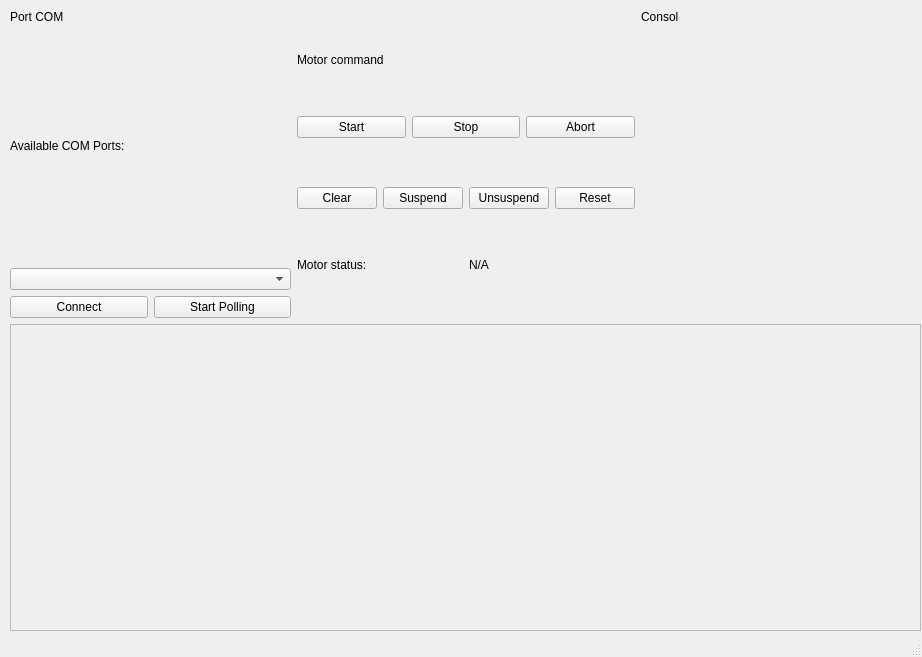
Above: front/main_window.ui from equium-energy/power_electronic_controler_HMI before the change. Below: the same form after it.
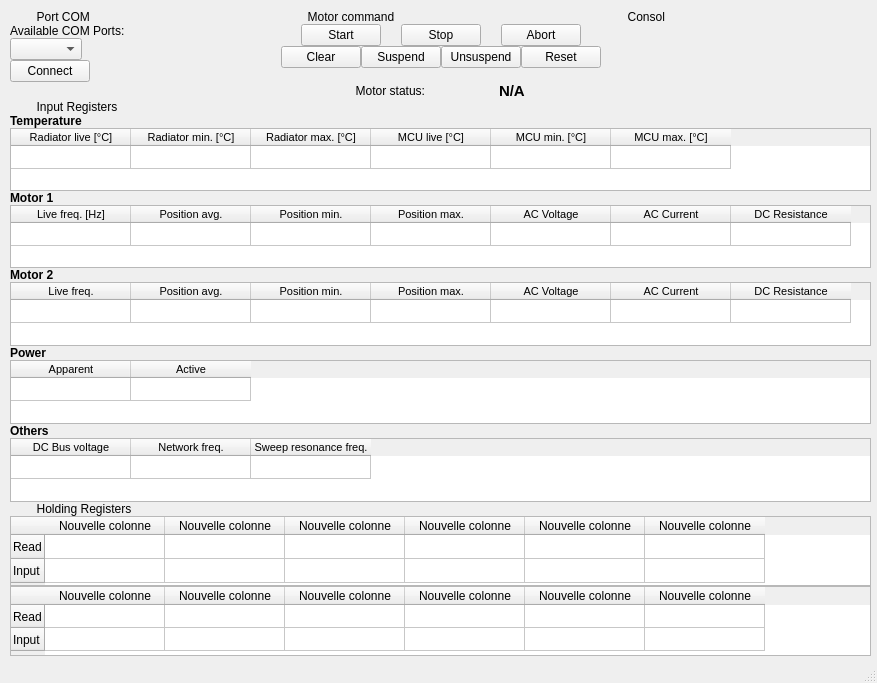
That is the form after the change.

Commit message: :art: Add Input Registers to the front

The edit to the form file:
```diff
--- a/front/main_window.ui
+++ b/front/main_window.ui
@@ -6,8 +6,8 @@
    <rect>
     <x>0</x>
     <y>0</y>
-    <width>922</width>
-    <height>657</height>
+    <width>877</width>
+    <height>683</height>
    </rect>
   </property>
   <property name="windowTitle">
@@ -19,55 +19,93 @@
      <rect>
       <x>10</x>
       <y>10</y>
-      <width>911</width>
-      <height>621</height>
+      <width>861</width>
+      <height>646</height>
      </rect>
     </property>
     <layout class="QVBoxLayout" name="verticalLayout">
+     <property name="spacing">
+      <number>0</number>
+     </property>
      <item>
       <layout class="QHBoxLayout" name="horizontalLayout">
+       <property name="spacing">
+        <number>0</number>
+       </property>
        <item>
         <layout class="QVBoxLayout" name="verticalLayout_2">
+         <property name="spacing">
+          <number>0</number>
+         </property>
+         <property name="sizeConstraint">
+          <enum>QLayout::SizeConstraint::SetMaximumSize</enum>
+         </property>
          <item>
           <widget class="QLabel" name="label">
            <property name="sizePolicy">
-            <sizepolicy hsizetype="Preferred" vsizetype="Maximum">
+            <sizepolicy hsizetype="Maximum" vsizetype="Maximum">
              <horstretch>0</horstretch>
              <verstretch>0</verstretch>
             </sizepolicy>
            </property>
+           <property name="font">
+            <font>
+             <underline>false</underline>
+            </font>
+           </property>
            <property name="text">
-            <string>Port COM</string>
+            <string>        Port COM</string>
            </property>
           </widget>
          </item>
          <item>
           <widget class="QLabel" name="label_2">
+           <property name="sizePolicy">
+            <sizepolicy hsizetype="Maximum" vsizetype="Maximum">
+             <horstretch>0</horstretch>
+             <verstretch>0</verstretch>
+            </sizepolicy>
+           </property>
            <property name="text">
             <string>Available COM Ports:</string>
            </property>
           </widget>
          </item>
          <item>
-          <widget class="QComboBox" name="comboBox_ComPorts"/>
+          <widget class="QComboBox" name="comboBox_ComPorts">
+           <property name="sizePolicy">
+            <sizepolicy hsizetype="Maximum" vsizetype="Fixed">
+             <horstretch>0</horstretch>
+             <verstretch>0</verstretch>
+            </sizepolicy>
+           </property>
+          </widget>
          </item>
          <item>
-          <layout class="QHBoxLayout" name="horizontalLayout_4">
-           <item>
-            <widget class="QPushButton" name="pushButton_conncet">
-             <property name="text">
-              <string>Connect</string>
-             </property>
-            </widget>
-           </item>
-           <item>
-            <widget class="QPushButton" name="pushButton_startPolling">
-             <property name="text">
-              <string>Start Polling</string>
-             </property>
-            </widget>
-           </item>
-          </layout>
+          <widget class="QPushButton" name="pushButton_conncet">
+           <property name="sizePolicy">
+            <sizepolicy hsizetype="Maximum" vsizetype="Maximum">
+             <horstretch>0</horstretch>
+             <verstretch>0</verstretch>
+            </sizepolicy>
+           </property>
+           <property name="text">
+            <string>Connect</string>
+           </property>
+          </widget>
+         </item>
+         <item>
+          <widget class="QLabel" name="label_13">
+           <property name="sizePolicy">
+            <sizepolicy hsizetype="Preferred" vsizetype="Maximum">
+             <horstretch>0</horstretch>
+             <verstretch>0</verstretch>
+            </sizepolicy>
+           </property>
+           <property name="text">
+            <string/>
+           </property>
+          </widget>
          </item>
         </layout>
        </item>
@@ -76,13 +114,18 @@
          <item>
           <widget class="QLabel" name="label_5">
            <property name="sizePolicy">
-            <sizepolicy hsizetype="Preferred" vsizetype="Maximum">
+            <sizepolicy hsizetype="Maximum" vsizetype="Maximum">
              <horstretch>0</horstretch>
              <verstretch>0</verstretch>
             </sizepolicy>
            </property>
+           <property name="font">
+            <font>
+             <underline>false</underline>
+            </font>
+           </property>
            <property name="text">
-            <string>Motor command</string>
+            <string>        Motor command</string>
            </property>
           </widget>
          </item>
@@ -90,6 +133,12 @@
           <layout class="QHBoxLayout" name="horizontalLayout_6">
            <item>
             <widget class="QPushButton" name="pushButton_start">
+             <property name="sizePolicy">
+              <sizepolicy hsizetype="Maximum" vsizetype="Fixed">
+               <horstretch>0</horstretch>
+               <verstretch>0</verstretch>
+              </sizepolicy>
+             </property>
              <property name="text">
               <string>Start</string>
              </property>
@@ -97,6 +146,12 @@
            </item>
            <item>
             <widget class="QPushButton" name="pushButton_stop">
+             <property name="sizePolicy">
+              <sizepolicy hsizetype="Maximum" vsizetype="Fixed">
+               <horstretch>0</horstretch>
+               <verstretch>0</verstretch>
+              </sizepolicy>
+             </property>
              <property name="text">
               <string>Stop</string>
              </property>
@@ -104,6 +159,12 @@
            </item>
            <item>
             <widget class="QPushButton" name="pushButton_abort">
+             <property name="sizePolicy">
+              <sizepolicy hsizetype="Maximum" vsizetype="Fixed">
+               <horstretch>0</horstretch>
+               <verstretch>0</verstretch>
+              </sizepolicy>
+             </property>
              <property name="text">
               <string>Abort</string>
              </property>
@@ -115,6 +176,12 @@
           <layout class="QHBoxLayout" name="horizontalLayout_7">
            <item>
             <widget class="QPushButton" name="pushButton_clear">
+             <property name="sizePolicy">
+              <sizepolicy hsizetype="Maximum" vsizetype="Fixed">
+               <horstretch>0</horstretch>
+               <verstretch>0</verstretch>
+              </sizepolicy>
+             </property>
              <property name="text">
               <string>Clear</string>
              </property>
@@ -122,6 +189,12 @@
            </item>
            <item>
             <widget class="QPushButton" name="pushButton_suspend">
+             <property name="sizePolicy">
+              <sizepolicy hsizetype="Maximum" vsizetype="Fixed">
+               <horstretch>0</horstretch>
+               <verstretch>0</verstretch>
+              </sizepolicy>
+             </property>
              <property name="text">
               <string>Suspend</string>
              </property>
@@ -129,6 +202,12 @@
            </item>
            <item>
             <widget class="QPushButton" name="pushButton_unsuspend">
+             <property name="sizePolicy">
+              <sizepolicy hsizetype="Maximum" vsizetype="Fixed">
+               <horstretch>0</horstretch>
+               <verstretch>0</verstretch>
+              </sizepolicy>
+             </property>
              <property name="text">
               <string>Unsuspend</string>
              </property>
@@ -136,6 +215,12 @@
            </item>
            <item>
             <widget class="QPushButton" name="pushButton_reset">
+             <property name="sizePolicy">
+              <sizepolicy hsizetype="Maximum" vsizetype="Fixed">
+               <horstretch>0</horstretch>
+               <verstretch>0</verstretch>
+              </sizepolicy>
+             </property>
              <property name="text">
               <string>Reset</string>
              </property>
@@ -143,12 +228,25 @@
            </item>
           </layout>
          </item>
+         <item>
+          <widget class="QLabel" name="label_14">
+           <property name="sizePolicy">
+            <sizepolicy hsizetype="Preferred" vsizetype="Maximum">
+             <horstretch>0</horstretch>
+             <verstretch>0</verstretch>
+            </sizepolicy>
+           </property>
+           <property name="text">
+            <string/>
+           </property>
+          </widget>
+         </item>
          <item>
           <layout class="QHBoxLayout" name="horizontalLayout_5">
            <item>
             <widget class="QLabel" name="label_6">
              <property name="sizePolicy">
-              <sizepolicy hsizetype="Preferred" vsizetype="Maximum">
+              <sizepolicy hsizetype="Maximum" vsizetype="Minimum">
                <horstretch>0</horstretch>
                <verstretch>0</verstretch>
               </sizepolicy>
@@ -156,16 +254,25 @@
              <property name="text">
               <string>Motor status:</string>
              </property>
+             <property name="alignment">
+              <set>Qt::AlignmentFlag::AlignRight|Qt::AlignmentFlag::AlignTrailing|Qt::AlignmentFlag::AlignVCenter</set>
+             </property>
             </widget>
            </item>
            <item>
             <widget class="QLabel" name="label_motStatus">
              <property name="sizePolicy">
-              <sizepolicy hsizetype="Preferred" vsizetype="Maximum">
+              <sizepolicy hsizetype="Maximum" vsizetype="Minimum">
                <horstretch>0</horstretch>
                <verstretch>0</verstretch>
               </sizepolicy>
              </property>
+             <property name="font">
+              <font>
+               <pointsize>11</pointsize>
+               <bold>true</bold>
+              </font>
+             </property>
              <property name="text">
               <string>N/A</string>
              </property>
@@ -185,13 +292,24 @@
              <verstretch>0</verstretch>
             </sizepolicy>
            </property>
+           <property name="font">
+            <font>
+             <underline>false</underline>
+            </font>
+           </property>
            <property name="text">
-            <string>Consol</string>
+            <string>        Consol</string>
            </property>
           </widget>
          </item>
          <item>
           <widget class="QLabel" name="label_consol">
+           <property name="sizePolicy">
+            <sizepolicy hsizetype="Preferred" vsizetype="Minimum">
+             <horstretch>0</horstretch>
+             <verstretch>0</verstretch>
+            </sizepolicy>
+           </property>
            <property name="text">
             <string/>
            </property>
@@ -203,25 +321,566 @@
      </item>
      <item>
       <layout class="QHBoxLayout" name="horizontalLayout_2">
+       <property name="spacing">
+        <number>0</number>
+       </property>
        <item>
-        <layout class="QVBoxLayout" name="verticalLayout_5"/>
+        <layout class="QVBoxLayout" name="verticalLayout_5">
+         <property name="spacing">
+          <number>0</number>
+         </property>
+         <item>
+          <widget class="QLabel" name="label_4">
+           <property name="sizePolicy">
+            <sizepolicy hsizetype="Preferred" vsizetype="Maximum">
+             <horstretch>0</horstretch>
+             <verstretch>0</verstretch>
+            </sizepolicy>
+           </property>
+           <property name="font">
+            <font>
+             <underline>false</underline>
+            </font>
+           </property>
+           <property name="text">
+            <string>        Input Registers</string>
+           </property>
+          </widget>
+         </item>
+         <item>
+          <widget class="QLabel" name="label_7">
+           <property name="font">
+            <font>
+             <bold>true</bold>
+            </font>
+           </property>
+           <property name="text">
+            <string>Temperature</string>
+           </property>
+           <property name="margin">
+            <number>0</number>
+           </property>
+          </widget>
+         </item>
+         <item>
+          <widget class="QTableWidget" name="table_temp">
+           <property name="sizePolicy">
+            <sizepolicy hsizetype="Expanding" vsizetype="Maximum">
+             <horstretch>0</horstretch>
+             <verstretch>0</verstretch>
+            </sizepolicy>
+           </property>
+           <property name="font">
+            <font>
+             <pointsize>8</pointsize>
+            </font>
+           </property>
+           <property name="verticalScrollBarPolicy">
+            <enum>Qt::ScrollBarPolicy::ScrollBarAlwaysOff</enum>
+           </property>
+           <property name="horizontalScrollBarPolicy">
+            <enum>Qt::ScrollBarPolicy::ScrollBarAlwaysOff</enum>
+           </property>
+           <property name="sizeAdjustPolicy">
+            <enum>QAbstractScrollArea::SizeAdjustPolicy::AdjustToContents</enum>
+           </property>
+           <attribute name="horizontalHeaderVisible">
+            <bool>true</bool>
+           </attribute>
+           <attribute name="horizontalHeaderDefaultSectionSize">
+            <number>120</number>
+           </attribute>
+           <attribute name="verticalHeaderVisible">
+            <bool>false</bool>
+           </attribute>
+           <attribute name="verticalHeaderDefaultSectionSize">
+            <number>23</number>
+           </attribute>
+           <row>
+            <property name="text">
+             <string/>
+            </property>
+           </row>
+           <column>
+            <property name="text">
+             <string>Radiator live [°C]</string>
+            </property>
+           </column>
+           <column>
+            <property name="text">
+             <string>Radiator min. [°C]</string>
+            </property>
+           </column>
+           <column>
+            <property name="text">
+             <string>Radiator max. [°C]</string>
+            </property>
+           </column>
+           <column>
+            <property name="text">
+             <string>MCU live [°C]</string>
+            </property>
+           </column>
+           <column>
+            <property name="text">
+             <string>MCU min. [°C]</string>
+            </property>
+           </column>
+           <column>
+            <property name="text">
+             <string>MCU max. [°C]</string>
+            </property>
+           </column>
+          </widget>
+         </item>
+         <item>
+          <widget class="QLabel" name="label_8">
+           <property name="font">
+            <font>
+             <bold>true</bold>
+            </font>
+           </property>
+           <property name="text">
+            <string>Motor 1</string>
+           </property>
+          </widget>
+         </item>
+         <item>
+          <widget class="QTableWidget" name="table_motor1">
+           <property name="sizePolicy">
+            <sizepolicy hsizetype="Minimum" vsizetype="Maximum">
+             <horstretch>0</horstretch>
+             <verstretch>0</verstretch>
+            </sizepolicy>
+           </property>
+           <property name="font">
+            <font>
+             <pointsize>8</pointsize>
+            </font>
+           </property>
+           <property name="frameShadow">
+            <enum>QFrame::Shadow::Sunken</enum>
+           </property>
+           <property name="verticalScrollBarPolicy">
+            <enum>Qt::ScrollBarPolicy::ScrollBarAlwaysOff</enum>
+           </property>
+           <property name="horizontalScrollBarPolicy">
+            <enum>Qt::ScrollBarPolicy::ScrollBarAlwaysOff</enum>
+           </property>
+           <property name="sizeAdjustPolicy">
+            <enum>QAbstractScrollArea::SizeAdjustPolicy::AdjustToContents</enum>
+           </property>
+           <attribute name="horizontalHeaderCascadingSectionResizes">
+            <bool>true</bool>
+           </attribute>
+           <attribute name="horizontalHeaderDefaultSectionSize">
+            <number>120</number>
+           </attribute>
+           <attribute name="verticalHeaderVisible">
+            <bool>false</bool>
+           </attribute>
+           <attribute name="verticalHeaderDefaultSectionSize">
+            <number>23</number>
+           </attribute>
+           <row>
+            <property name="text">
+             <string/>
+            </property>
+           </row>
+           <column>
+            <property name="text">
+             <string>Live freq. [Hz]</string>
+            </property>
+           </column>
+           <column>
+            <property name="text">
+             <string>Position avg.</string>
+            </property>
+           </column>
+           <column>
+            <property name="text">
+             <string>Position min.</string>
+            </property>
+           </column>
+           <column>
+            <property name="text">
+             <string>Position max.</string>
+            </property>
+           </column>
+           <column>
+            <property name="text">
+             <string>AC Voltage</string>
+            </property>
+           </column>
+           <column>
+            <property name="text">
+             <string>AC Current</string>
+            </property>
+           </column>
+           <column>
+            <property name="text">
+             <string>DC Resistance</string>
+            </property>
+           </column>
+          </widget>
+         </item>
+         <item>
+          <widget class="QLabel" name="label_9">
+           <property name="font">
+            <font>
+             <bold>true</bold>
+            </font>
+           </property>
+           <property name="text">
+            <string>Motor 2</string>
+           </property>
+          </widget>
+         </item>
+         <item>
+          <widget class="QTableWidget" name="table_motor2">
+           <property name="sizePolicy">
+            <sizepolicy hsizetype="Expanding" vsizetype="Maximum">
+             <horstretch>0</horstretch>
+             <verstretch>0</verstretch>
+            </sizepolicy>
+           </property>
+           <property name="font">
+            <font>
+             <pointsize>8</pointsize>
+            </font>
+           </property>
+           <property name="verticalScrollBarPolicy">
+            <enum>Qt::ScrollBarPolicy::ScrollBarAlwaysOff</enum>
+           </property>
+           <property name="horizontalScrollBarPolicy">
+            <enum>Qt::ScrollBarPolicy::ScrollBarAlwaysOff</enum>
+           </property>
+           <property name="sizeAdjustPolicy">
+            <enum>QAbstractScrollArea::SizeAdjustPolicy::AdjustToContents</enum>
+           </property>
+           <attribute name="horizontalHeaderDefaultSectionSize">
+            <number>120</number>
+           </attribute>
+           <attribute name="verticalHeaderVisible">
+            <bool>false</bool>
+           </attribute>
+           <attribute name="verticalHeaderDefaultSectionSize">
+            <number>23</number>
+           </attribute>
+           <row>
+            <property name="text">
+             <string/>
+            </property>
+           </row>
+           <column>
+            <property name="text">
+             <string>Live freq.</string>
+            </property>
+           </column>
+           <column>
+            <property name="text">
+             <string>Position avg.</string>
+            </property>
+           </column>
+           <column>
+            <property name="text">
+             <string>Position min.</string>
+            </property>
+           </column>
+           <column>
+            <property name="text">
+             <string>Position max.</string>
+            </property>
+           </column>
+           <column>
+            <property name="text">
+             <string>AC Voltage</string>
+            </property>
+           </column>
+           <column>
+            <property name="text">
+             <string>AC Current</string>
+            </property>
+           </column>
+           <column>
+            <property name="text">
+             <string>DC Resistance</string>
+            </property>
+           </column>
+          </widget>
+         </item>
+         <item>
+          <widget class="QLabel" name="label_11">
+           <property name="sizePolicy">
+            <sizepolicy hsizetype="Preferred" vsizetype="Maximum">
+             <horstretch>0</horstretch>
+             <verstretch>0</verstretch>
+            </sizepolicy>
+           </property>
+           <property name="font">
+            <font>
+             <bold>true</bold>
+            </font>
+           </property>
+           <property name="text">
+            <string>Power</string>
+           </property>
+          </widget>
+         </item>
+         <item>
+          <widget class="QTableWidget" name="table_power">
+           <property name="sizePolicy">
+            <sizepolicy hsizetype="Expanding" vsizetype="Maximum">
+             <horstretch>0</horstretch>
+             <verstretch>0</verstretch>
+            </sizepolicy>
+           </property>
+           <property name="font">
+            <font>
+             <pointsize>8</pointsize>
+            </font>
+           </property>
+           <property name="verticalScrollBarPolicy">
+            <enum>Qt::ScrollBarPolicy::ScrollBarAlwaysOff</enum>
+           </property>
+           <property name="horizontalScrollBarPolicy">
+            <enum>Qt::ScrollBarPolicy::ScrollBarAlwaysOff</enum>
+           </property>
+           <property name="sizeAdjustPolicy">
+            <enum>QAbstractScrollArea::SizeAdjustPolicy::AdjustToContents</enum>
+           </property>
+           <attribute name="horizontalHeaderDefaultSectionSize">
+            <number>120</number>
+           </attribute>
+           <attribute name="verticalHeaderVisible">
+            <bool>false</bool>
+           </attribute>
+           <attribute name="verticalHeaderDefaultSectionSize">
+            <number>23</number>
+           </attribute>
+           <row>
+            <property name="text">
+             <string/>
+            </property>
+           </row>
+           <column>
+            <property name="text">
+             <string>Apparent</string>
+            </property>
+           </column>
+           <column>
+            <property name="text">
+             <string>Active</string>
+            </property>
+           </column>
+          </widget>
+         </item>
+         <item>
+          <widget class="QLabel" name="label_12">
+           <property name="font">
+            <font>
+             <bold>true</bold>
+            </font>
+           </property>
+           <property name="text">
+            <string>Others</string>
+           </property>
+          </widget>
+         </item>
+         <item>
+          <widget class="QTableWidget" name="table_other">
+           <property name="sizePolicy">
+            <sizepolicy hsizetype="Expanding" vsizetype="Maximum">
+             <horstretch>0</horstretch>
+             <verstretch>0</verstretch>
+            </sizepolicy>
+           </property>
+           <property name="font">
+            <font>
+             <pointsize>8</pointsize>
+            </font>
+           </property>
+           <property name="verticalScrollBarPolicy">
+            <enum>Qt::ScrollBarPolicy::ScrollBarAlwaysOff</enum>
+           </property>
+           <property name="horizontalScrollBarPolicy">
+            <enum>Qt::ScrollBarPolicy::ScrollBarAlwaysOff</enum>
+           </property>
+           <property name="sizeAdjustPolicy">
+            <enum>QAbstractScrollArea::SizeAdjustPolicy::AdjustToContents</enum>
+           </property>
+           <attribute name="horizontalHeaderDefaultSectionSize">
+            <number>120</number>
+           </attribute>
+           <attribute name="verticalHeaderVisible">
+            <bool>false</bool>
+           </attribute>
+           <attribute name="verticalHeaderDefaultSectionSize">
+            <number>23</number>
+           </attribute>
+           <row>
+            <property name="text">
+             <string/>
+            </property>
+           </row>
+           <column>
+            <property name="text">
+             <string>DC Bus voltage</string>
+            </property>
+           </column>
+           <column>
+            <property name="text">
+             <string>Network freq.</string>
+            </property>
+           </column>
+           <column>
+            <property name="text">
+             <string>Sweep resonance freq.</string>
+            </property>
+           </column>
+          </widget>
+         </item>
+        </layout>
        </item>
       </layout>
      </item>
      <item>
       <layout class="QHBoxLayout" name="horizontalLayout_3">
+       <property name="spacing">
+        <number>0</number>
+       </property>
        <item>
-        <widget class="QFrame" name="frame_holdReg">
-         <property name="frameShape">
-          <enum>QFrame::Shape::StyledPanel</enum>
+        <widget class="QLabel" name="label_10">
+         <property name="sizePolicy">
+          <sizepolicy hsizetype="Preferred" vsizetype="Maximum">
+           <horstretch>0</horstretch>
+           <verstretch>0</verstretch>
+          </sizepolicy>
          </property>
-         <property name="frameShadow">
-          <enum>QFrame::Shadow::Raised</enum>
+         <property name="font">
+          <font>
+           <underline>false</underline>
+          </font>
+         </property>
+         <property name="text">
+          <string>        Holding Registers</string>
          </property>
         </widget>
        </item>
       </layout>
      </item>
+     <item>
+      <widget class="QTableWidget" name="tableWidget">
+       <attribute name="horizontalHeaderMinimumSectionSize">
+        <number>30</number>
+       </attribute>
+       <attribute name="horizontalHeaderDefaultSectionSize">
+        <number>120</number>
+       </attribute>
+       <attribute name="verticalHeaderMinimumSectionSize">
+        <number>23</number>
+       </attribute>
+       <attribute name="verticalHeaderDefaultSectionSize">
+        <number>24</number>
+       </attribute>
+       <row>
+        <property name="text">
+         <string>Read</string>
+        </property>
+       </row>
+       <row>
+        <property name="text">
+         <string>Input</string>
+        </property>
+       </row>
+       <column>
+        <property name="text">
+         <string>Nouvelle colonne</string>
+        </property>
+       </column>
+       <column>
+        <property name="text">
+         <string>Nouvelle colonne</string>
+        </property>
+       </column>
+       <column>
+        <property name="text">
+         <string>Nouvelle colonne</string>
+        </property>
+       </column>
+       <column>
+        <property name="text">
+         <string>Nouvelle colonne</string>
+        </property>
+       </column>
+       <column>
+        <property name="text">
+         <string>Nouvelle colonne</string>
+        </property>
+       </column>
+       <column>
+        <property name="text">
+         <string>Nouvelle colonne</string>
+        </property>
+       </column>
+      </widget>
+     </item>
+     <item>
+      <widget class="QTableWidget" name="tableWidget_2">
+       <attribute name="horizontalHeaderMinimumSectionSize">
+        <number>30</number>
+       </attribute>
+       <attribute name="horizontalHeaderDefaultSectionSize">
+        <number>120</number>
+       </attribute>
+       <attribute name="verticalHeaderMinimumSectionSize">
+        <number>23</number>
+       </attribute>
+       <attribute name="verticalHeaderDefaultSectionSize">
+        <number>23</number>
+       </attribute>
+       <row>
+        <property name="text">
+         <string>Read</string>
+        </property>
+       </row>
+       <row>
+        <property name="text">
+         <string>Input</string>
+        </property>
+       </row>
+       <column>
+        <property name="text">
+         <string>Nouvelle colonne</string>
+        </property>
+       </column>
+       <column>
+        <property name="text">
+         <string>Nouvelle colonne</string>
+        </property>
+       </column>
+       <column>
+        <property name="text">
+         <string>Nouvelle colonne</string>
+        </property>
+       </column>
+       <column>
+        <property name="text">
+         <string>Nouvelle colonne</string>
+        </property>
+       </column>
+       <column>
+        <property name="text">
+         <string>Nouvelle colonne</string>
+        </property>
+       </column>
+       <column>
+        <property name="text">
+         <string>Nouvelle colonne</string>
+        </property>
+       </column>
+      </widget>
+     </item>
     </layout>
    </widget>
   </widget>
```
The commit also changes 1 other file.
